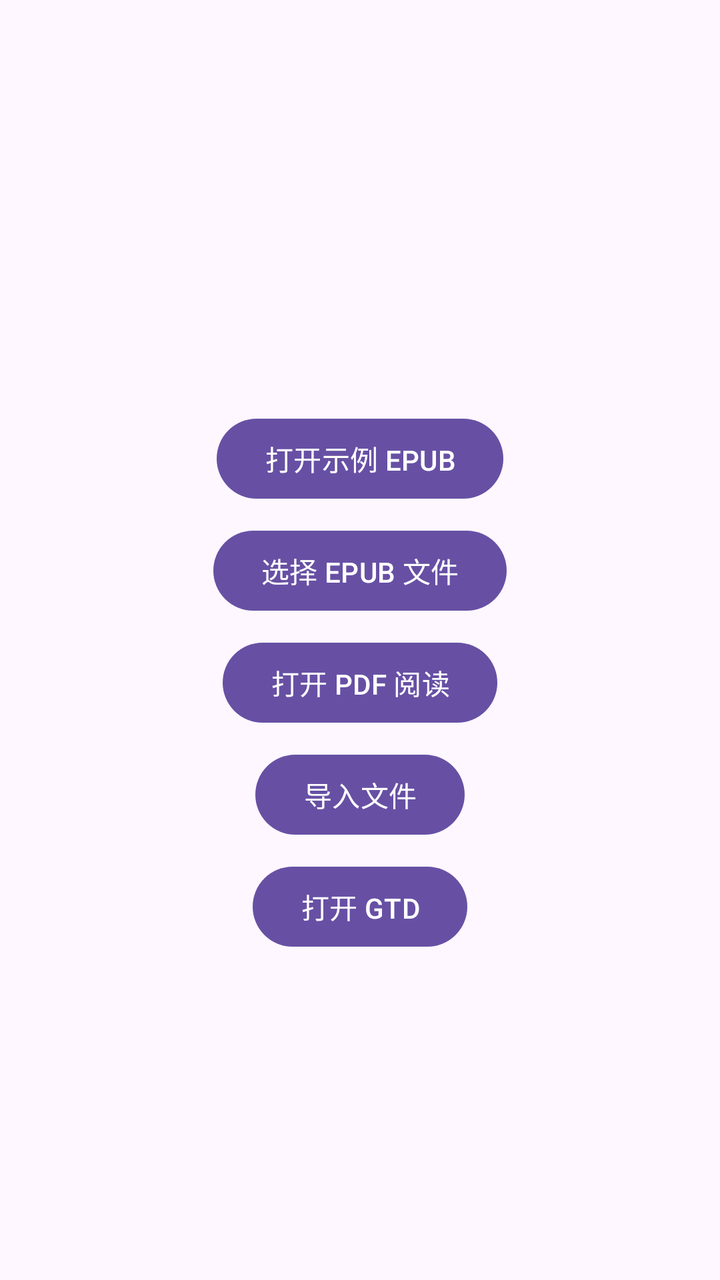
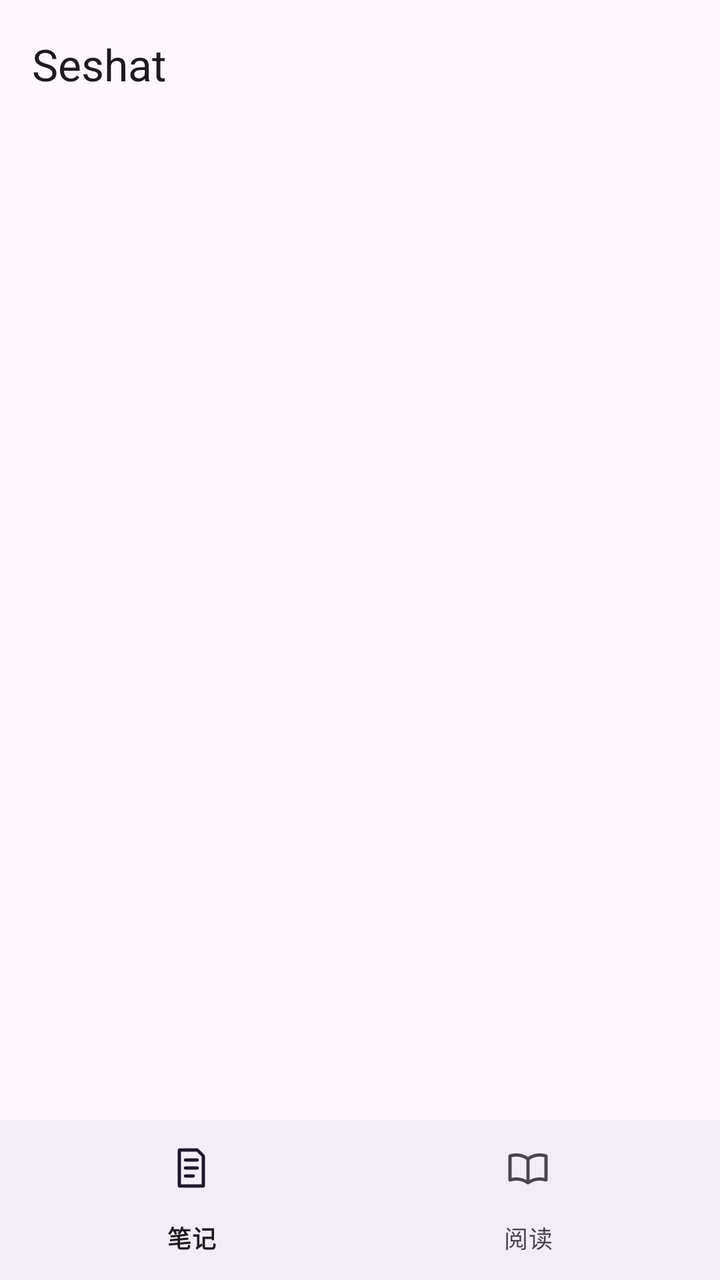

Screens rendered from an Android XML layout before and after an edit, with the pre-edit source and the edit as a unified diff.
<!-- AndroidManifest.xml: application theme Theme.Seshat -->
<!-- res/layout/activity_main.xml -->
<?xml version="1.0" encoding="utf-8"?>
<LinearLayout xmlns:android="http://schemas.android.com/apk/res/android"
    android:layout_width="match_parent"
    android:layout_height="match_parent"
    android:gravity="center"
    android:orientation="vertical">

    <TextView
        android:id="@+id/helloText"
        android:layout_width="wrap_content"
        android:layout_height="wrap_content" />

    <Button
        android:id="@+id/openSampleButton"
        android:layout_width="wrap_content"
        android:layout_height="wrap_content"
        android:layout_marginTop="24dp"
        android:text="@string/reader_open_sample" />

    <Button
        android:id="@+id/pickEpubButton"
        android:layout_width="wrap_content"
        android:layout_height="wrap_content"
        android:layout_marginTop="8dp"
        android:text="@string/reader_pick_file" />

    <Button
        android:id="@+id/openPdfButton"
        android:layout_width="wrap_content"
        android:layout_height="wrap_content"
        android:layout_marginTop="8dp"
        android:text="@string/main_open_pdf" />

    <Button
        android:id="@+id/importButton"
        android:layout_width="wrap_content"
        android:layout_height="wrap_content"
        android:layout_marginTop="8dp"
        android:text="@string/main_import_file" />

    <Button
        android:id="@+id/openGtdButton"
        android:layout_width="wrap_content"
        android:layout_height="wrap_content"
        android:layout_marginTop="8dp"
        android:text="@string/main_open_gtd" />

</LinearLayout>
<!-- resources referenced by this layout -->
<resources>
  <string name="main_import_file">导入文件</string>
  <string name="main_open_gtd">打开 GTD</string>
  <string name="main_open_pdf">打开 PDF 阅读</string>
  <string name="reader_open_sample">打开示例 EPUB</string>
  <string name="reader_pick_file">选择 EPUB 文件</string>
  <style name="Theme.Seshat" parent="Theme.Material3.DayNight.NoActionBar" />
</resources>

<!-- the commit's change to res/layout/activity_main.xml (unified diff, before → after) -->
@@ -1,48 +1,30 @@
 <?xml version="1.0" encoding="utf-8"?>
 <LinearLayout xmlns:android="http://schemas.android.com/apk/res/android"
+    xmlns:app="http://schemas.android.com/apk/res-auto"
     android:layout_width="match_parent"
     android:layout_height="match_parent"
-    android:gravity="center"
     android:orientation="vertical">
 
-    <TextView
-        android:id="@+id/helloText"
-        android:layout_width="wrap_content"
-        android:layout_height="wrap_content" />
+    
+    <com.google.android.material.appbar.MaterialToolbar
+        android:id="@+id/mainToolbar"
+        android:layout_width="match_parent"
+        android:layout_height="?attr/actionBarSize"
+        app:title="@string/app_name" />
 
-    <Button
-        android:id="@+id/openSampleButton"
-        android:layout_width="wrap_content"
+    
+    <androidx.fragment.app.FragmentContainerView
+        android:id="@+id/fragmentContainer"
+        android:layout_width="match_parent"
+        android:layout_height="0dp"
+        android:layout_weight="1" />
+
+    
+    <com.google.android.material.bottomnavigation.BottomNavigationView
+        android:id="@+id/bottomNav"
+        android:layout_width="match_parent"
         android:layout_height="wrap_content"
-        android:layout_marginTop="24dp"
-        android:text="@string/reader_open_sample" />
-
-    <Button
-        android:id="@+id/pickEpubButton"
-        android:layout_width="wrap_content"
-        android:layout_height="wrap_content"
-        android:layout_marginTop="8dp"
-        android:text="@string/reader_pick_file" />
-
-    <Button
-        android:id="@+id/openPdfButton"
-        android:layout_width="wrap_content"
-        android:layout_height="wrap_content"
-        android:layout_marginTop="8dp"
-        android:text="@string/main_open_pdf" />
-
-    <Button
-        android:id="@+id/importButton"
-        android:layout_width="wrap_content"
-        android:layout_height="wrap_content"
-        android:layout_marginTop="8dp"
-        android:text="@string/main_import_file" />
-
-    <Button
-        android:id="@+id/openGtdButton"
-        android:layout_width="wrap_content"
-        android:layout_height="wrap_content"
-        android:layout_marginTop="8dp"
-        android:text="@string/main_open_gtd" />
+        app:labelVisibilityMode="labeled"
+        app:menu="@menu/menu_main_tabs" />
 
 </LinearLayout>
<!-- resource entries referenced after the edit -->
@@ -1,10 +1,6 @@
 <!-- resources referenced by this layout -->
 <resources>
-  <string name="main_import_file">导入文件</string>
-  <string name="main_open_gtd">打开 GTD</string>
-  <string name="main_open_pdf">打开 PDF 阅读</string>
-  <string name="reader_open_sample">打开示例 EPUB</string>
-  <string name="reader_pick_file">选择 EPUB 文件</string>
+  <string name="app_name">Seshat</string>
   <style name="Theme.Seshat" parent="Theme.Material3.DayNight.NoActionBar" />
 </resources>
 
